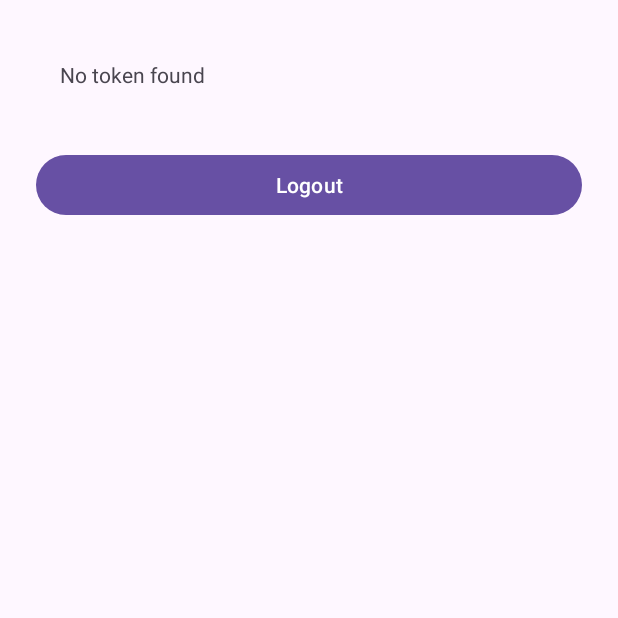
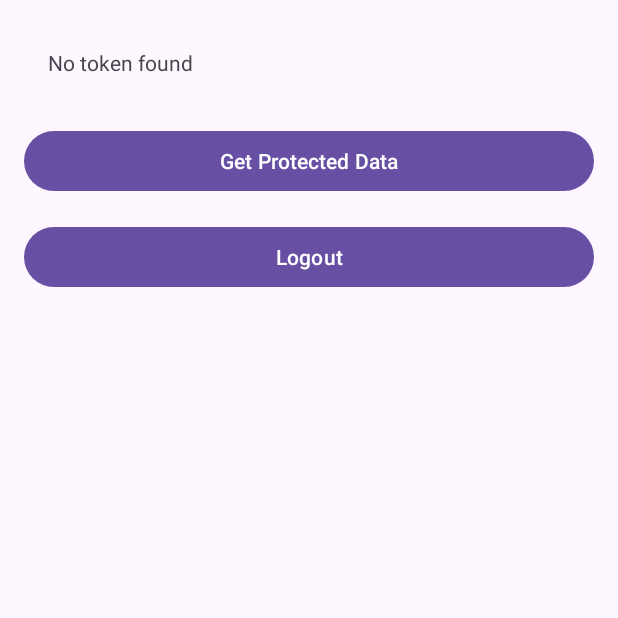
Before and after one commit to GeorgeMoucht/OrderIt, an Android app: the HomeActivity screen opened directly, with no data from a screen before it, on a phone screen of 412 x 824 dp, the top half of it. Run offline under Robolectric (Android 15) with nearby library versions, the phone set to English and light mode, and no system bars; 2 statements that could not run were skipped.

Commit message:
Implement authentication. Imidiate push to be reviewed from teacher.

```diff
--- a/frontend/app/src/main/java/com/example/orderitjava/data/api/ApiService.java
+++ b/frontend/app/src/main/java/com/example/orderitjava/data/api/ApiService.java
@@ -2,11 +2,26 @@ package com.example.orderitjava.data.api;
 
 import com.example.orderitjava.data.model.auth.LoginRequest;
 import com.example.orderitjava.data.model.auth.LoginResponse;
+import com.example.orderitjava.data.model.auth.RefreshRequest;
+
+import java.util.Map;
+
+import okhttp3.ResponseBody;
 import retrofit2.Call;
 import retrofit2.http.Body;
+import retrofit2.http.GET;
 import retrofit2.http.POST;
 
 public interface ApiService {
     @POST("authentication/login/")
     Call<LoginResponse> loginUser(@Body LoginRequest loginRequest);
+
+    @POST("authentication/refresh/")
+    Call<LoginResponse> refreshToken(@Body RefreshRequest refreshRequest);
+
+    @POST("authentication/logout/")
+    Call<Void> logoutUser(@Body Map<String, String> body);
+
+    @GET("authentication/protected")
+    Call<ResponseBody> getProtectedData();
 }
--- a/frontend/app/src/main/java/com/example/orderitjava/ui/HomeActivity.java
+++ b/frontend/app/src/main/java/com/example/orderitjava/ui/HomeActivity.java
@@ -2,34 +2,95 @@ package com.example.orderitjava.ui;
 
 import android.content.Intent;
 import android.os.Bundle;
+import android.util.Log;
 import android.widget.Button;
 import android.widget.TextView;
+import android.widget.Toast;
 
 import androidx.appcompat.app.AppCompatActivity;
 
 import com.example.orderitjava.R;
+import com.example.orderitjava.data.api.ApiService;
+import com.example.orderitjava.data.api.RetrofitClient;
 import com.example.orderitjava.ui.auth.login.LoginActivity;
 import com.example.orderitjava.utils.TokenProvider;
+import com.example.orderitjava.utils.SessionManager;
 
+import java.io.IOException;
+
+import okhttp3.ResponseBody;
+import retrofit2.Call;
+import retrofit2.Callback;
+import retrofit2.Response;
+
+/**
+ * Dummy HomeActivity for testing authentication flows.
+ * <p>
+ * This activity displays the current access token (for debugging),
+ * provides a button to trigger a protected API call, and another
+ * button to logout (clearing tokens and navigating back to LoginActivity).
+ * </p>
+ */
 public class HomeActivity extends AppCompatActivity {
+
+    private TextView tvToken;
+    private Button btnProtected;
+    private Button btnLogout;
+    private SessionManager sessionManager;
 
     @Override
     protected void onCreate(Bundle savedInstanceState) {
         super.onCreate(savedInstanceState);
         setContentView(R.layout.home_activity);
 
-        TextView tokenView = findViewById(R.id.tvToken);
-        Button btnLogout = findViewById(R.id.btnLogout);
+        tvToken = findViewById(R.id.tvToken);
+        btnProtected = findViewById(R.id.btnProtected);
+        btnLogout = findViewById(R.id.btnLogout);
+        sessionManager = new SessionManager(getApplicationContext());
 
-        String accessToken = TokenProvider.getInstance(getApplicationContext()).getAccessToken();
-        tokenView.setText(accessToken != null ? accessToken : "No token found");
+        // Optionally display the current access token (for debugging)
+        String token = sessionManager.getAccessToken();
+        tvToken.setText(token != null ? "Token: " + token : "No token found");
 
+        // Set up the button to call a protected endpoint
+        btnProtected.setOnClickListener(v -> {
+            ApiService apiService = RetrofitClient.getApiService();
+            Call<ResponseBody> call = apiService.getProtectedData();  // Ensure this endpoint exists in your ApiService
+
+            call.enqueue(new Callback<ResponseBody>() {
+                @Override
+                public void onResponse(Call<ResponseBody> call, Response<ResponseBody> response) {
+                    if (response.isSuccessful() && response.body() != null) {
+                        try {
+                            String result = response.body().string();
+                            Toast.makeText(HomeActivity.this, "Protected Data: " + result, Toast.LENGTH_LONG).show();
+                        } catch (IOException e) {
+                            e.printStackTrace();
+                            Toast.makeText(HomeActivity.this, "Error reading response", Toast.LENGTH_SHORT).show();
+                        }
+                    } else {
+                        Toast.makeText(HomeActivity.this, "Request failed: " + response.message(), Toast.LENGTH_SHORT).show();
+                    }
+                }
+
+                @Override
+                public void onFailure(Call<ResponseBody> call, Throwable t) {
+                    Toast.makeText(HomeActivity.this, "Network error: " + t.getMessage(), Toast.LENGTH_SHORT).show();
+                }
+            });
+        });
+
+        // Set up logout button to clear tokens and return to LoginActivity
         btnLogout.setOnClickListener(v -> {
+            // Clear tokens from secure storage and memory
+            sessionManager.clearTokens();
             TokenProvider.getInstance(getApplicationContext()).clearTokens();
 
+            // Navigate to LoginActivity and clear back stack
             Intent intent = new Intent(HomeActivity.this, LoginActivity.class);
-            intent.setFlags(Intent.FLAG_ACTIVITY_NEW_TASK | Intent.FLAG_ACTIVITY_CLEAR_TASK); // clear back stack
+            intent.setFlags(Intent.FLAG_ACTIVITY_NEW_TASK | Intent.FLAG_ACTIVITY_CLEAR_TASK);
             startActivity(intent);
+            finish();
         });
     }
 }
--- a/frontend/app/src/main/res/layout/home_activity.xml
+++ b/frontend/app/src/main/res/layout/home_activity.xml
@@ -1,22 +1,35 @@
 <?xml version="1.0" encoding="utf-8"?>
-<LinearLayout xmlns:android="http://schemas.android.com/apk/res/android"
+<LinearLayout
+    xmlns:android="http://schemas.android.com/apk/res/android"
+    android:id="@+id/layoutHome"
     android:layout_width="match_parent"
     android:layout_height="match_parent"
-    android:padding="24dp"
+    android:padding="16dp"
     android:orientation="vertical">
 
+    <!-- Optional: Display the current access token for debugging -->
     <TextView
         android:id="@+id/tvToken"
         android:layout_width="match_parent"
         android:layout_height="wrap_content"
         android:text="Token will appear here"
         android:textSize="14sp"
-        android:padding="16dp" />
+        android:padding="16dp"
+        android:layout_marginBottom="16dp" />
 
+    <!-- Button to call a protected endpoint -->
+    <Button
+        android:id="@+id/btnProtected"
+        android:layout_width="match_parent"
+        android:layout_height="wrap_content"
+        android:text="Get Protected Data"
+        android:layout_marginBottom="16dp" />
+
+    <!-- Button to logout -->
     <Button
         android:id="@+id/btnLogout"
         android:layout_width="match_parent"
         android:layout_height="wrap_content"
-        android:text="@string/logout"
-        android:layout_marginTop="24dp" />
+        android:text="Logout" />
+
 </LinearLayout>
```
Also changed, not shown: frontend/app/src/main/java/com/example/orderitjava/data/api/RetrofitClient.java (+14 -0 lines), frontend/app/src/main/java/com/example/orderitjava/data/api/auth/TokenAuthenticator.java (added, +64 -0 lines), frontend/app/src/main/java/com/example/orderitjava/data/model/auth/RefreshRequest.java (added, +13 -0 lines), frontend/app/src/main/java/com/example/orderitjava/data/remote/auth/AuthRemoteDataSource.java (added, +65 -0 lines), frontend/app/src/main/java/com/example/orderitjava/data/repository/AuthRepository.java (+28 -0 lines), frontend/app/src/main/java/com/example/orderitjava/utils/NetworkUtils.java (+40 -6 lines), 3 other files.
